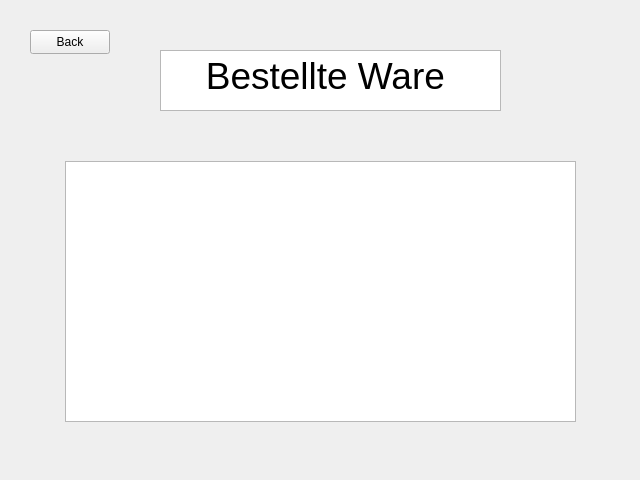
Above: overviewbestellungen_liste.ui from luis-we/SchulaufgabePRO before the change. Below: the same form after it.
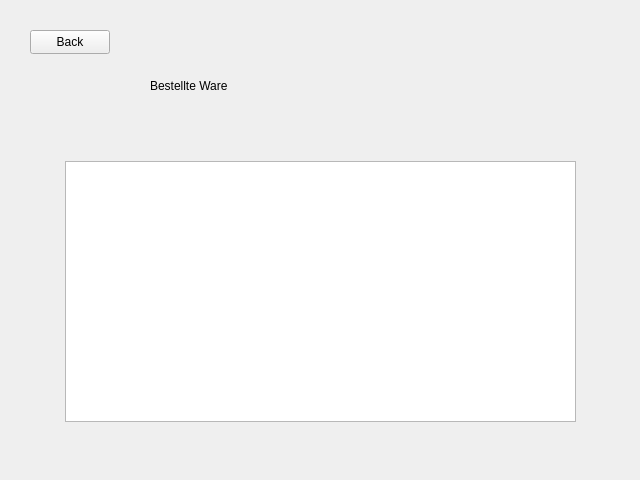
That is the form after the change.

Commit message: order list

Diff of the .ui file:
```diff
--- a/overviewbestellungen_liste.ui
+++ b/overviewbestellungen_liste.ui
@@ -13,25 +13,7 @@
   <property name="windowTitle">
    <string>Form</string>
   </property>
-  <widget class="QTextEdit" name="textEdit">
-   <property name="geometry">
-    <rect>
-     <x>160</x>
-     <y>50</y>
-     <width>341</width>
-     <height>61</height>
-    </rect>
-   </property>
-   <property name="html">
-    <string>&lt;!DOCTYPE HTML PUBLIC &quot;-//W3C//DTD HTML 4.0//EN&quot; &quot;http://www.w3.org/TR/REC-html40/strict.dtd&quot;&gt;
-&lt;html&gt;&lt;head&gt;&lt;meta name=&quot;qrichtext&quot; content=&quot;1&quot; /&gt;&lt;meta charset=&quot;utf-8&quot; /&gt;&lt;style type=&quot;text/css&quot;&gt;
-p, li { white-space: pre-wrap; }
-hr { height: 1px; border-width: 0; }
-&lt;/style&gt;&lt;/head&gt;&lt;body style=&quot; font-family:'Segoe UI'; font-size:9pt; font-weight:400; font-style:normal;&quot;&gt;
-&lt;p align=&quot;center&quot; style=&quot; margin-top:0px; margin-bottom:0px; margin-left:0px; margin-right:0px; -qt-block-indent:0; text-indent:0px;&quot;&gt;&lt;span style=&quot; font-size:28pt;&quot;&gt;Bestellte Ware &lt;/span&gt;&lt;/p&gt;&lt;/body&gt;&lt;/html&gt;</string>
-   </property>
-  </widget>
-  <widget class="QTextBrowser" name="textBrowser">
+  <widget class="QTextBrowser" name="order_list">
    <property name="geometry">
     <rect>
      <x>65</x>
@@ -54,6 +36,19 @@
     <string>Back</string>
    </property>
   </widget>
+  <widget class="QLabel" name="label">
+   <property name="geometry">
+    <rect>
+     <x>150</x>
+     <y>40</y>
+     <width>351</width>
+     <height>91</height>
+    </rect>
+   </property>
+   <property name="text">
+    <string>Bestellte Ware </string>
+   </property>
+  </widget>
  </widget>
  <resources/>
  <connections/>
```
The commit also changes 1 other file.
